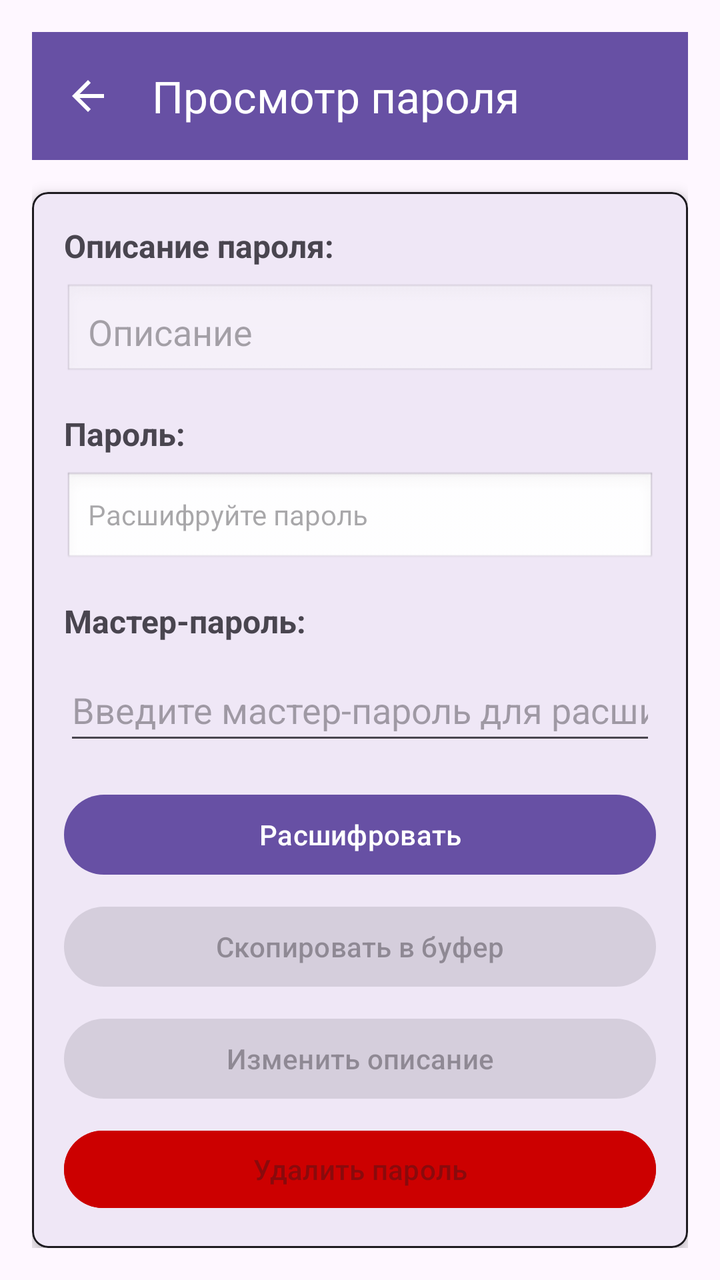
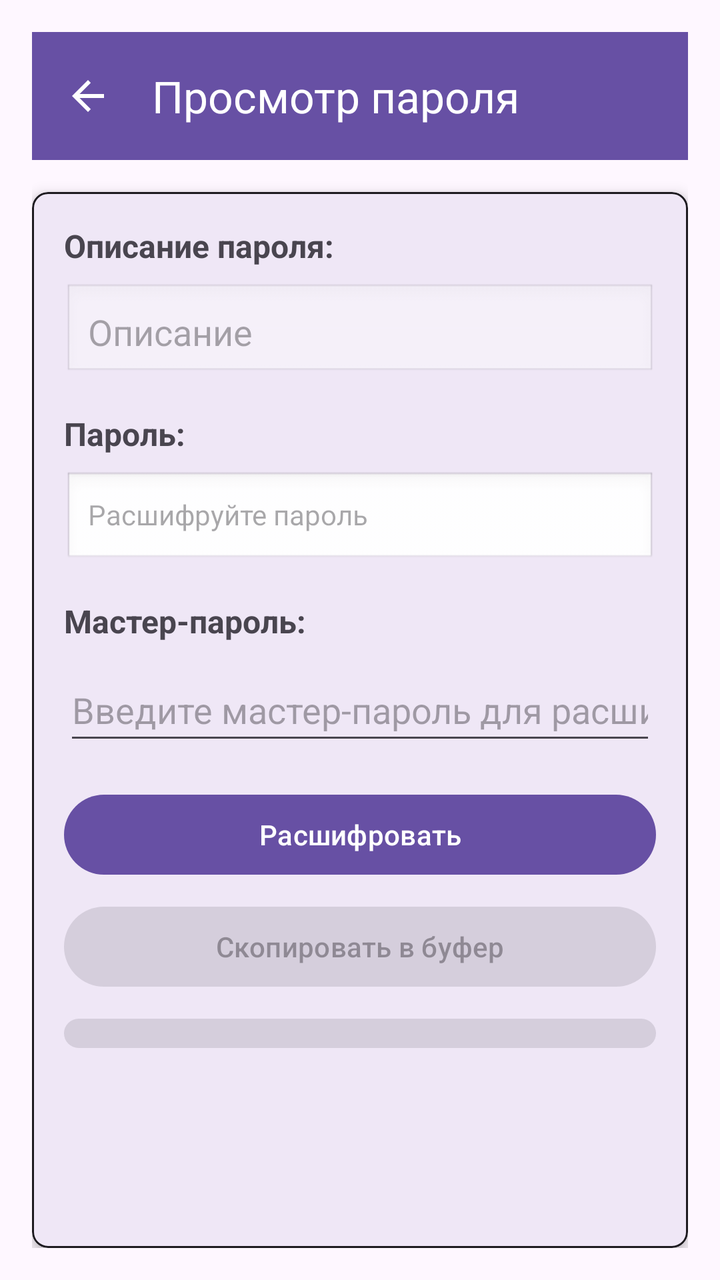

Two renders of the same Android screen: before a commit and after it. Below are the layout's source before the change and the commit's diff.
<!-- AndroidManifest.xml: application theme Theme.PassManager -->
<!-- res/layout/activity_show_password.xml -->
<?xml version="1.0" encoding="utf-8"?>
<androidx.drawerlayout.widget.DrawerLayout xmlns:android="http://schemas.android.com/apk/res/android"
    xmlns:app="http://schemas.android.com/apk/res-auto"
    android:layout_width="match_parent"
    android:layout_height="match_parent"
    android:fitsSystemWindows="true">

    
    <LinearLayout
        android:layout_width="match_parent"
        android:layout_height="match_parent"
        android:orientation="vertical"
        android:padding="16dp"
        android:fitsSystemWindows="true">

        <androidx.appcompat.widget.Toolbar
            android:id="@+id/toolbar"
            android:layout_width="match_parent"
            android:layout_height="?attr/actionBarSize"
            android:background="?attr/colorPrimary"
            android:theme="@style/ThemeOverlay.AppCompat.Dark.ActionBar"
            app:popupTheme="@style/ThemeOverlay.AppCompat.Light"
            app:navigationIcon="?attr/homeAsUpIndicator"
            app:title="Просмотр пароля"
            android:layout_marginBottom="16dp" />

        
        <com.google.android.material.card.MaterialCardView
            android:layout_width="match_parent"
            android:layout_height="match_parent"
            app:cardElevation="4dp"
            app:cardCornerRadius="8dp"
            app:cardBackgroundColor="?attr/colorSurface"
            app:strokeColor="?attr/colorOnSurface"
            app:strokeWidth="1dp">

            <LinearLayout
                android:layout_width="match_parent"
                android:layout_height="wrap_content"
                android:orientation="vertical"
                android:padding="16dp">

                <TextView
                    android:layout_width="match_parent"
                    android:layout_height="wrap_content"
                    android:text="Описание пароля:"
                    android:textSize="16sp"
                    android:textStyle="bold"
                    android:layout_marginBottom="8dp" />

                <EditText
                    android:id="@+id/descriptionText"
                    android:layout_width="match_parent"
                    android:layout_height="wrap_content"
                    android:hint="Описание"
                    android:background="@android:drawable/edit_text"
                    android:padding="12dp"
                    android:layout_marginBottom="16dp"
                    android:enabled="false" />

                <TextView
                    android:layout_width="match_parent"
                    android:layout_height="wrap_content"
                    android:text="Пароль:"
                    android:textSize="16sp"
                    android:textStyle="bold"
                    android:layout_marginBottom="8dp" />

                <TextView
                    android:id="@+id/passwordText"
                    android:layout_width="match_parent"
                    android:layout_height="wrap_content"
                    android:hint="Расшифруйте пароль"
                    android:background="@android:drawable/edit_text"
                    android:padding="12dp"
                    android:layout_marginBottom="16dp"
                    android:visibility="visible" />

                <TextView
                    android:layout_width="match_parent"
                    android:layout_height="wrap_content"
                    android:text="Мастер-пароль:"
                    android:textSize="16sp"
                    android:textStyle="bold"
                    android:layout_marginBottom="8dp" />

                <EditText
                    android:id="@+id/masterPasswordEditText"
                    android:layout_width="match_parent"
                    android:layout_height="wrap_content"
                    android:hint="Введите мастер-пароль для расшифровки"
                    android:inputType="textPassword"
                    android:layout_marginBottom="16dp"
                    android:minHeight="48dp" />

                <Button
                    android:id="@+id/decryptButton"
                    android:layout_width="match_parent"
                    android:layout_height="wrap_content"
                    android:text="Расшифровать"
                    android:layout_marginBottom="8dp" />

                <Button
                    android:id="@+id/copyButton"
                    android:layout_width="match_parent"
                    android:layout_height="wrap_content"
                    android:text="Скопировать в буфер"
                    android:layout_marginBottom="8dp"
                    android:enabled="false"
                    android:minHeight="48dp" />

                <Button
                    android:id="@+id/editDescriptionButton"
                    android:layout_width="match_parent"
                    android:layout_height="wrap_content"
                    android:text="Изменить описание"
                    android:enabled="false"
                    android:layout_marginBottom="8dp" />

                <Button
                    android:id="@+id/deletePasswordButton"
                    android:layout_width="match_parent"
                    android:layout_height="wrap_content"
                    android:text="Удалить пароль"
                    android:enabled="false"
                    android:backgroundTint="@android:color/holo_red_dark" />

            </LinearLayout>

        </com.google.android.material.card.MaterialCardView>

    </LinearLayout>

</androidx.drawerlayout.widget.DrawerLayout>
<!-- resources referenced by this layout -->
<resources>
  <style name="Theme.PassManager" parent="Theme.Material3.DayNight.NoActionBar" />
</resources>

<!-- the commit's change to res/layout/activity_show_password.xml (unified diff, before → after) -->
@@ -115,7 +115,7 @@
                     android:layout_height="wrap_content"
                     android:text="Изменить описание"
                     android:enabled="false"
-                    android:layout_marginBottom="8dp" />
+                    android:layout_marginBottom="80dp" />
 
                 <Button
                     android:id="@+id/deletePasswordButton"
